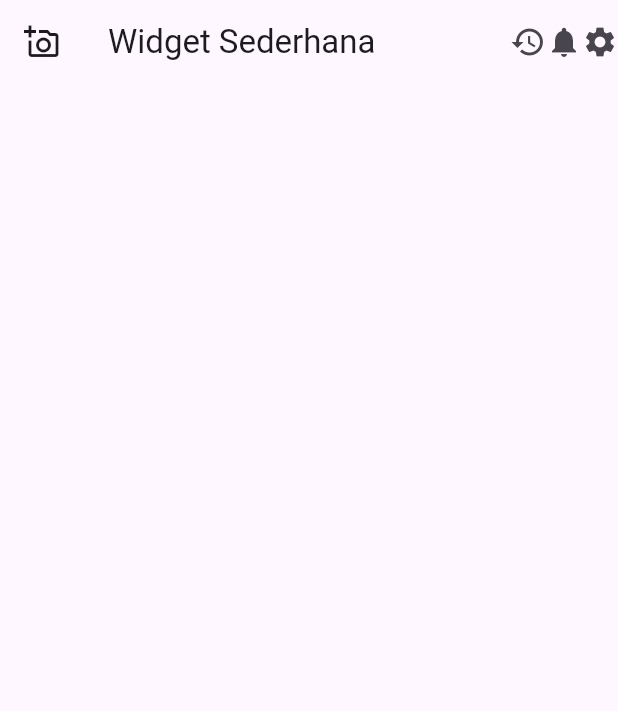
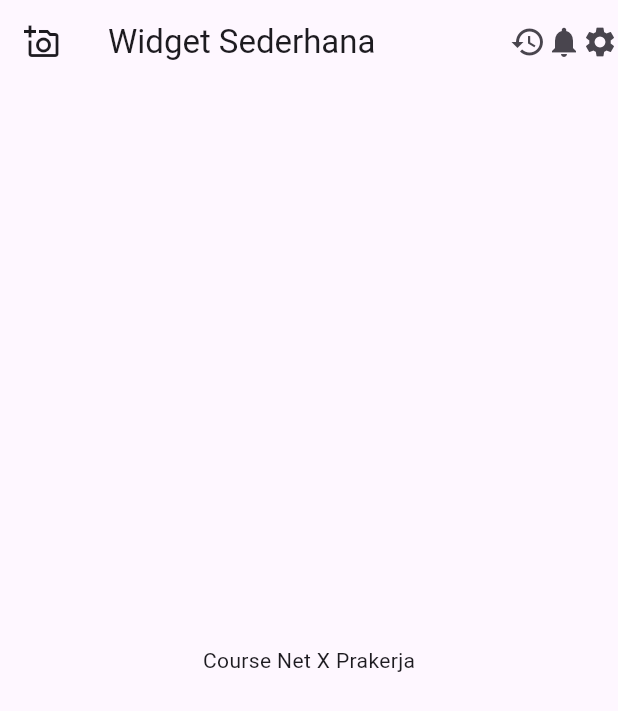
Before and after one commit to kawago2/coursenet_training, a Flutter app: the screen it shows after launch, on a phone screen of 412 x 824 dp. Shown: the top 711 px of the screen. Run offline on Flutter 3.47's test engine with Material 2 defaults, Android fonts, the phone set to English and light mode, and no system bars.

Commit message:
contoh widget text

```diff
--- a/lib/main.dart
+++ b/lib/main.dart
@@ -38,12 +38,15 @@
         leading: Icon(Icons.add_a_photo_outlined),
         title: Text("Widget Sederhana"),
         actions: [
-          // maksimal penggunaan actions 5
+          // maksimal penggunaan actions 5 icon
           Icon(Icons.history),
           Icon(Icons.notifications),
           Icon(Icons.settings),
         ],
-      )
+      ),
+      body: Center(
+        child: Text("Course Net X Prakerja"),
+      ),
     );
   }
 }
```
